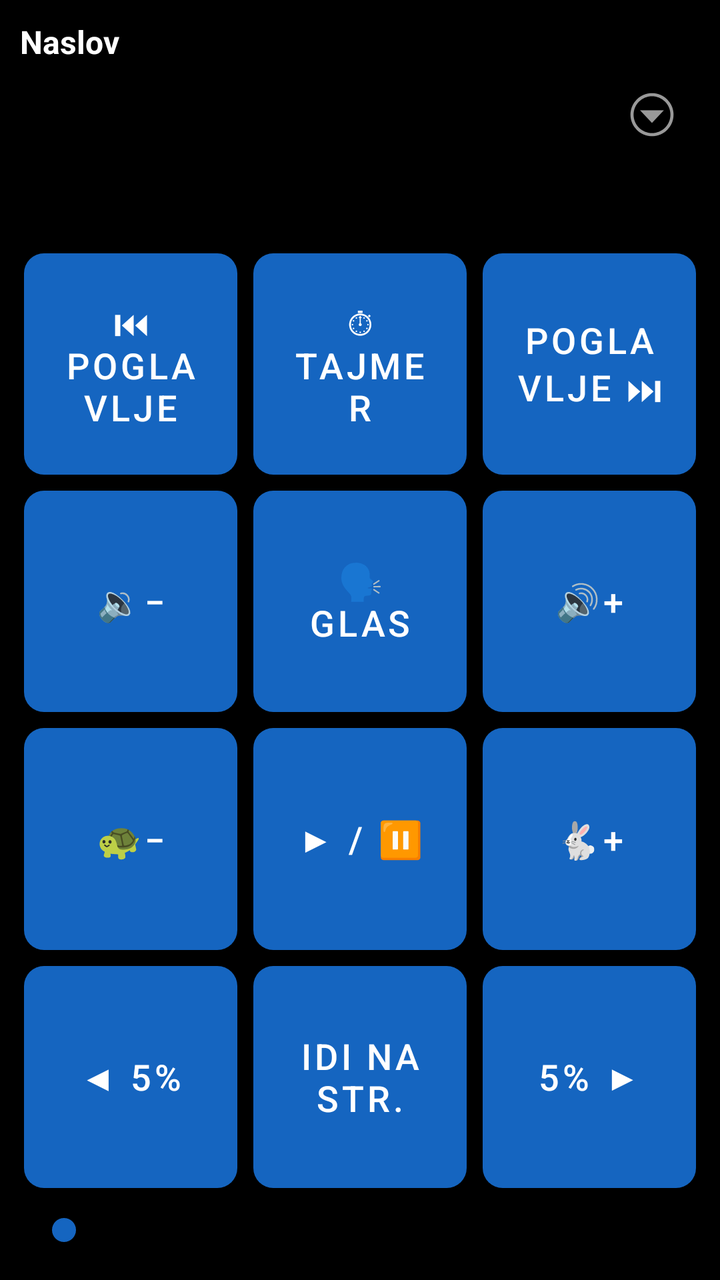
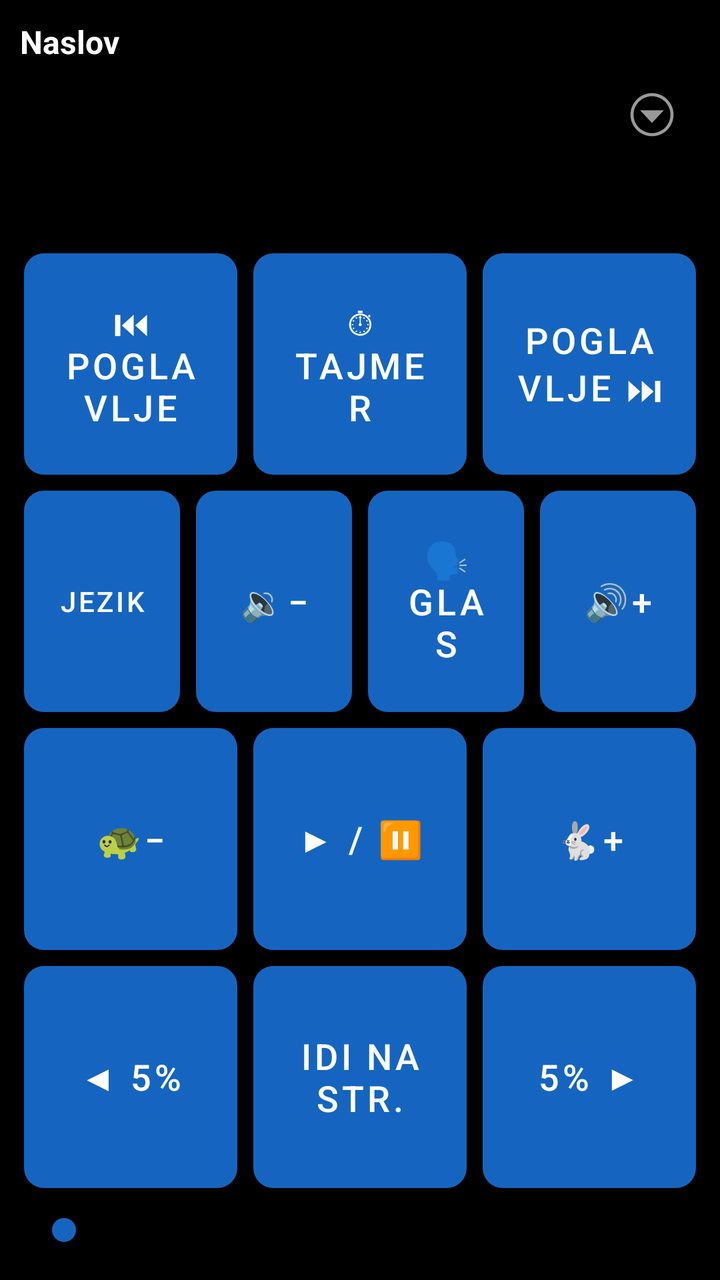

The first picture is an Android layout as it rendered before a commit; the second is the same layout after the commit. The layout source and the unified diff follow.
<!-- AndroidManifest.xml: application theme Theme.RecPoRec -->
<!-- res/layout/activity_reader.xml -->
<?xml version="1.0" encoding="utf-8"?>
<LinearLayout xmlns:android="http://schemas.android.com/apk/res/android"
    android:layout_width="match_parent"
    android:layout_height="match_parent"
    android:orientation="vertical"
    android:fitsSystemWindows="true"
    android:background="@color/background">

    
    <LinearLayout
        android:layout_width="match_parent"
        android:layout_height="wrap_content"
        android:orientation="horizontal"
        android:gravity="center_vertical"
        android:padding="10dp">

        <LinearLayout
            android:layout_width="0dp"
            android:layout_height="wrap_content"
            android:layout_weight="1"
            android:orientation="vertical">

            <TextView
                android:id="@+id/textDocTitle"
                android:layout_width="match_parent"
                android:layout_height="wrap_content"
                android:textSize="16sp"
                android:textStyle="bold"
                android:textColor="@color/text_primary"
                android:maxLines="1"
                android:ellipsize="end"
                android:text="Naslov" />

            <TextView
                android:id="@+id/textPages"
                android:layout_width="match_parent"
                android:layout_height="wrap_content"
                android:textSize="18sp"
                android:textColor="@color/text_primary" />

            <TextView
                android:id="@+id/textElapsed"
                android:layout_width="match_parent"
                android:layout_height="wrap_content"
                android:textSize="18sp"
                android:textColor="@color/text_primary" />

            <TextView
                android:id="@+id/textRemaining"
                android:layout_width="match_parent"
                android:layout_height="wrap_content"
                android:textSize="18sp"
                android:textColor="@color/text_primary" />
        </LinearLayout>

        <ImageButton
            android:id="@+id/btnOverflow"
            android:layout_width="48dp"
            android:layout_height="48dp"
            android:background="@android:color/transparent"
            android:contentDescription="@string/menu_settings"
            android:src="@android:drawable/ic_menu_more" />
    </LinearLayout>

    
    <LinearLayout
        android:layout_width="match_parent"
        android:layout_height="0dp"
        android:layout_weight="1"
        android:orientation="vertical"
        android:padding="8dp">

        
        <LinearLayout
            android:layout_width="match_parent"
            android:layout_height="0dp"
            android:layout_weight="1"
            android:orientation="horizontal">

            <Button android:id="@+id/btnPrevChapter" style="@style/KeyButton"
                android:backgroundTint="@color/btn_chapter"
                android:contentDescription="@string/btn_prev_chapter"
                android:text="⏮ Poglavlje" />

            <Button android:id="@+id/btnTimer" style="@style/KeyButton"
                android:backgroundTint="@color/btn_timer"
                android:contentDescription="@string/btn_timer"
                android:text="⏱ Tajmer" />

            <Button android:id="@+id/btnNextChapter" style="@style/KeyButton"
                android:backgroundTint="@color/btn_chapter"
                android:contentDescription="@string/btn_next_chapter"
                android:text="Poglavlje ⏭" />
        </LinearLayout>

        
        <LinearLayout
            android:layout_width="match_parent"
            android:layout_height="0dp"
            android:layout_weight="1"
            android:orientation="horizontal">

            <Button android:id="@+id/btnVolDown" style="@style/KeyButton"
                android:backgroundTint="@color/btn_volume"
                android:contentDescription="@string/btn_vol_down"
                android:text="🔉−" />

            <Button android:id="@+id/btnVoice" style="@style/KeyButton"
                android:backgroundTint="@color/btn_voice"
                android:contentDescription="@string/btn_voice"
                android:text="🗣 Glas" />

            <Button android:id="@+id/btnVolUp" style="@style/KeyButton"
                android:backgroundTint="@color/btn_volume"
                android:contentDescription="@string/btn_vol_up"
                android:text="🔊+" />
        </LinearLayout>

        
        <LinearLayout
            android:layout_width="match_parent"
            android:layout_height="0dp"
            android:layout_weight="1"
            android:orientation="horizontal">

            <Button android:id="@+id/btnSpeedDown" style="@style/KeyButton"
                android:backgroundTint="@color/btn_speed"
                android:contentDescription="@string/btn_speed_down"
                android:text="🐢−" />

            <Button android:id="@+id/btnPlayPause" style="@style/KeyButton"
                android:backgroundTint="@color/btn_play"
                android:contentDescription="@string/btn_play_pause"
                android:text="▶ / ⏸" />

            <Button android:id="@+id/btnSpeedUp" style="@style/KeyButton"
                android:backgroundTint="@color/btn_speed"
                android:contentDescription="@string/btn_speed_up"
                android:text="🐇+" />
        </LinearLayout>

        
        <LinearLayout
            android:layout_width="match_parent"
            android:layout_height="0dp"
            android:layout_weight="1"
            android:orientation="horizontal">

            <Button android:id="@+id/btnStepBack" style="@style/KeyButton"
                android:backgroundTint="@color/btn_page_nav"
                android:contentDescription="@string/slider_back"
                android:text="◀ 5%" />

            <Button android:id="@+id/btnGotoPage" style="@style/KeyButton"
                android:backgroundTint="@color/btn_goto_page"
                android:contentDescription="@string/btn_goto_page"
                android:text="Idi na str." />

            <Button android:id="@+id/btnStepForward" style="@style/KeyButton"
                android:backgroundTint="@color/btn_page_nav"
                android:contentDescription="@string/slider_forward"
                android:text="5% ▶" />
        </LinearLayout>

    </LinearLayout>

    
    <SeekBar
        android:id="@+id/seekProgress"
        android:layout_width="match_parent"
        android:layout_height="wrap_content"
        android:layout_marginStart="16dp"
        android:layout_marginEnd="16dp"
        android:layout_marginBottom="16dp"
        android:contentDescription="@string/slider_position"
        android:max="100"
        android:progressTint="@color/btn_voice"
        android:thumbTint="@color/btn_voice" />

</LinearLayout>
<!-- resources referenced by this layout -->
<resources>
  <color name="background">#000000</color>
  <color name="btn_chapter">#2E7D32</color>
  <color name="btn_goto_page">#4527A0</color>
  <color name="btn_page_nav">#AD1457</color>
  <color name="btn_play">#D84315</color>
  <color name="btn_speed">#00838F</color>
  <color name="btn_timer">#6A1B9A</color>
  <color name="btn_voice">#1565C0</color>
  <color name="btn_volume">#F9A825</color>
  <color name="text_primary">#FFFFFF</color>
  <string name="btn_goto_page">Idi na stranicu</string>
  <string name="btn_next_chapter">Sledeće poglavlje</string>
  <string name="btn_play_pause">Pusti ili pauziraj čitanje</string>
  <string name="btn_prev_chapter">Prethodno poglavlje</string>
  <string name="btn_speed_down">Smanji brzinu čitanja</string>
  <string name="btn_speed_up">Povećaj brzinu čitanja</string>
  <string name="btn_timer">Tajmer za automatsku pauzu</string>
  <string name="btn_voice">Izbor glasa</string>
  <string name="btn_vol_down">Smanji jačinu zvuka</string>
  <string name="btn_vol_up">Pojačaj zvuk</string>
  <string name="menu_settings">Podešavanja</string>
  <string name="slider_back">Pomeri pet posto unazad</string>
  <string name="slider_forward">Pomeri pet posto unapred</string>
  <string name="slider_position">Klizač za pomeranje kroz knjigu, pet posto po koraku</string>
  <style name="KeyButton">
          <item name="android:layout_width">0dp</item>
          <item name="android:layout_height">match_parent</item>
          <item name="android:layout_weight">1</item>
          <item name="android:layout_margin">4dp</item>
          <item name="android:textSize">18sp</item>
          <item name="android:textColor">@color/button_text</item>
          <item name="android:background">@drawable/key_button_shape</item>
          <item name="android:stateListAnimator">@null</item>
          <item name="android:elevation">0dp</item>
      </style>
  <style name="Theme.RecPoRec" parent="Theme.MaterialComponents.DayNight.NoActionBar">
          <item name="android:windowBackground">@color/background</item>
          <item name="android:textColorPrimary">@color/text_primary</item>
          <item name="colorPrimary">@color/btn_voice</item>
          <item name="colorOnPrimary">@color/button_text</item>
      </style>
  <color name="button_text">#FFFFFF</color>
  <!-- drawable key_button_shape (drawable) -->
  <?xml version="1.0" encoding="utf-8"?>
  <shape xmlns:android="http://schemas.android.com/apk/res/android"
      android:shape="rectangle">
      <corners android:radius="10dp" />
      <solid android:color="#FFFFFF" />
  </shape>
</resources>

<!-- the commit's change to res/layout/activity_reader.xml (unified diff, before → after) -->
@@ -100,6 +100,12 @@
             android:layout_weight="1"
             android:orientation="horizontal">
 
+            <Button android:id="@+id/btnDocLanguage" style="@style/KeyButton"
+                android:backgroundTint="@color/btn_goto_page"
+                android:contentDescription="Jezik za ovaj dokument"
+                android:textSize="14sp"
+                android:text="Jezik" />
+
             <Button android:id="@+id/btnVolDown" style="@style/KeyButton"
                 android:backgroundTint="@color/btn_volume"
                 android:contentDescription="@string/btn_vol_down"
